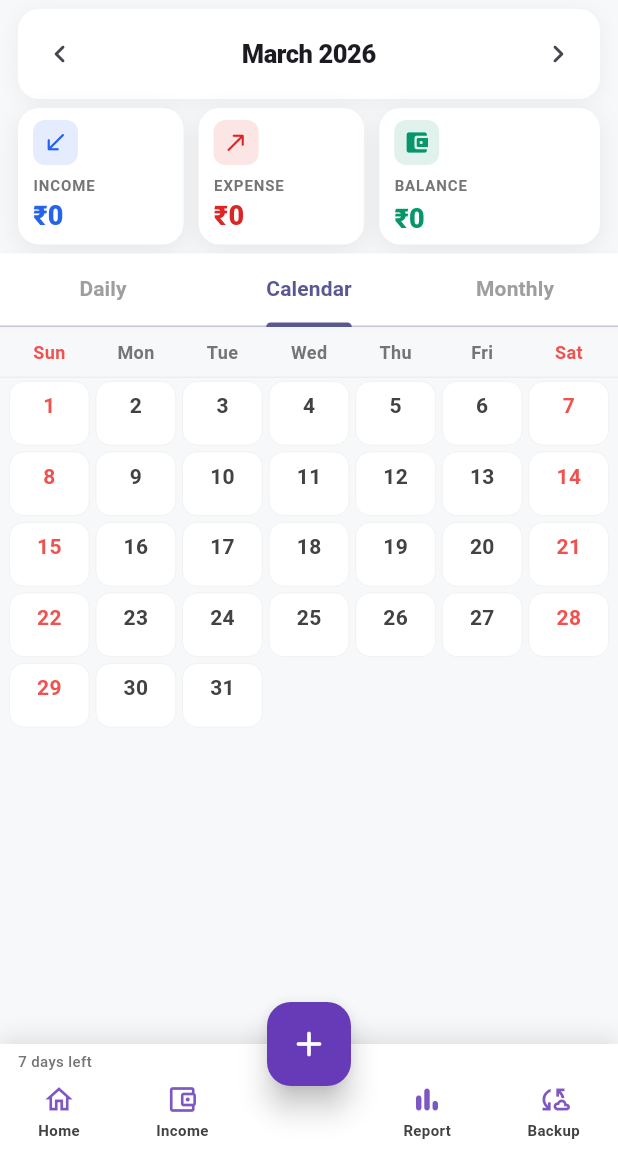
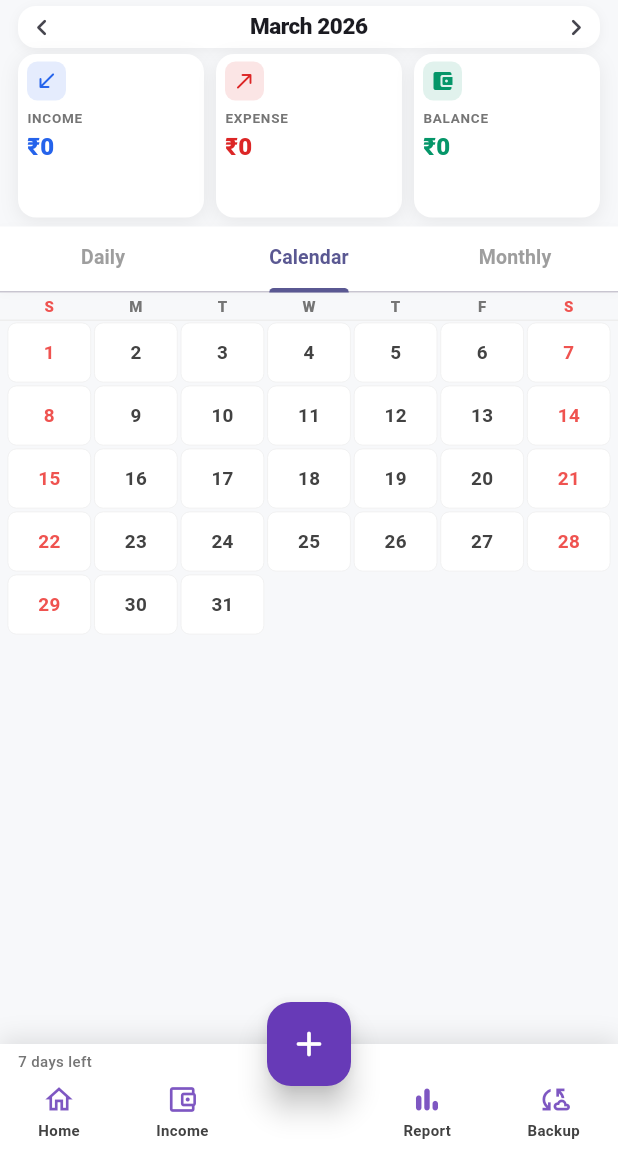
Before and after one commit to shyamww/expense_tracker, a Flutter app: the screen it shows after launch, tab 2 chosen, after a tap on the "chevron left" icon, on a phone screen of 412 x 824 dp, the part 84-1236 px from its top. Run offline on Flutter 3.47's test engine with Material 3 defaults, Android fonts, the phone set to English and light mode, and no system bars; our stand-ins replace file_picker, fl_chart, flutter_local_notifications, flutter_timezone, share_plus, shared_preferences and 2 more; missing offline and left inert: dart:html; accounts and stored records are empty.

Commit message:
main block income expence and balance fixed

```diff
--- a/lib/screens/home_screen.dart
+++ b/lib/screens/home_screen.dart
@@ -123,9 +123,12 @@ class _HomeScreenState extends State<HomeScreen> with SingleTickerProviderStateM
       return;
     }
     setState(() => _selectedMonth = clamped);
-    await context.read<IncomeProvider>().loadIncomeForMonth(
-      DateFormat('yyyy-MM').format(_selectedMonth),
-    );
+    final monthKey = DateFormat('yyyy-MM').format(clamped);
+    // Load income after this frame so PageView / month swipe isn’t fighting DB + notifyListeners on the same frame.
+    WidgetsBinding.instance.addPostFrameCallback((_) {
+      if (!mounted) return;
+      context.read<IncomeProvider>().loadIncomeForMonth(monthKey);
+    });
   }
 
   Future<void> _changeMonth(int delta) async {
@@ -181,45 +184,8 @@ class _HomeScreenState extends State<HomeScreen> with SingleTickerProviderStateM
       body: Column(
         children: [
           Padding(
-            padding: const EdgeInsets.fromLTRB(12, 6, 12, 6),
-            child: Container(
-              padding: const EdgeInsets.symmetric(horizontal: 4, vertical: 6),
-              decoration: BoxDecoration(
-                color: Colors.white,
-                borderRadius: BorderRadius.circular(14),
-                boxShadow: [
-                  BoxShadow(
-                    color: Colors.black.withValues(alpha: 0.05),
-                    blurRadius: 10,
-                    offset: const Offset(0, 2),
-                  ),
-                ],
-              ),
-              child: Row(
-                mainAxisAlignment: MainAxisAlignment.spaceBetween,
-                children: [
-                  IconButton(
-                    icon: const Icon(Icons.chevron_left_rounded),
-                    onPressed: () => _changeMonth(-1),
-                  ),
-                  Text(
-                    DateFormat('MMMM yyyy').format(_selectedMonth),
-                    style: theme.textTheme.titleMedium?.copyWith(
-                      fontWeight: FontWeight.w800,
-                      fontSize: 17,
-                      letterSpacing: -0.3,
-                    ),
-                  ),
-                  IconButton(
-                    icon: Icon(
-                      Icons.chevron_right_rounded,
-                      color: _isCurrentMonth ? Colors.grey.shade300 : null,
-                    ),
-                    onPressed: _isCurrentMonth ? null : () => _changeMonth(1),
-                  ),
-                ],
-              ),
-            ),
+            padding: const EdgeInsets.fromLTRB(12, 4, 12, 4),
+            child: _buildMonthNavigator(theme),
           ),
 
           _buildSummaryCards(
@@ -242,19 +208,22 @@ class _HomeScreenState extends State<HomeScreen> with SingleTickerProviderStateM
                 ),
               ],
             ),
+            child: SizedBox(
+              height: 44,
               child: TabBar(
                 controller: _tabController,
-              labelStyle: const TextStyle(fontWeight: FontWeight.w700, fontSize: 14),
+                labelStyle: const TextStyle(fontWeight: FontWeight.w700, fontSize: 13),
                 unselectedLabelColor: Colors.grey.shade500,
                 labelColor: theme.colorScheme.primary,
                 indicatorColor: theme.colorScheme.primary,
-              indicatorWeight: 3,
+                indicatorWeight: 2.5,
                 onTap: _onTabDoubleTap,
                 tabs: const [
                   Tab(text: 'Daily'),
                   Tab(text: 'Calendar'),
                   Tab(text: 'Monthly'),
                 ],
+              ),
             ),
           ),
 
@@ -375,6 +344,58 @@ class _HomeScreenState extends State<HomeScreen> with SingleTickerProviderStateM
     );
   }
 
+  /// Slim month strip (all tabs) — less vertical padding under the app bar.
+  Widget _buildMonthNavigator(ThemeData theme) {
+    final monthStyle = theme.textTheme.titleMedium?.copyWith(
+      fontWeight: FontWeight.w800,
+      fontSize: 15,
+      letterSpacing: -0.3,
+    );
+    final btnStyle = IconButton.styleFrom(
+      tapTargetSize: MaterialTapTargetSize.shrinkWrap,
+      minimumSize: const Size(36, 34),
+      padding: EdgeInsets.zero,
+      visualDensity: VisualDensity.compact,
+    );
+    return Container(
+      padding: const EdgeInsets.symmetric(horizontal: 2, vertical: 1),
+      decoration: BoxDecoration(
+        color: Colors.white,
+        borderRadius: BorderRadius.circular(12),
+        boxShadow: [
+          BoxShadow(
+            color: Colors.black.withValues(alpha: 0.05),
+            blurRadius: 6,
+            offset: const Offset(0, 2),
+          ),
+        ],
+      ),
+      child: Row(
+        mainAxisAlignment: MainAxisAlignment.spaceBetween,
+        children: [
+          IconButton(
+            style: btnStyle,
+            icon: const Icon(Icons.chevron_left_rounded, size: 22),
+            onPressed: () => _changeMonth(-1),
+          ),
+          Text(
+            DateFormat('MMMM yyyy').format(_selectedMonth),
+            style: monthStyle,
+          ),
+          IconButton(
+            style: btnStyle,
+            icon: Icon(
+              Icons.chevron_right_rounded,
+              size: 22,
+              color: _isCurrentMonth ? Colors.grey.shade300 : null,
+            ),
+            onPressed: _isCurrentMonth ? null : () => _changeMonth(1),
+          ),
+        ],
+      ),
+    );
+  }
+
   Widget _buildSummaryCards({
     required double carryForward,
     required double income,
@@ -383,12 +404,10 @@ class _HomeScreenState extends State<HomeScreen> with SingleTickerProviderStateM
   }) {
     return Padding(
       padding: const EdgeInsets.symmetric(horizontal: 12),
-      child: IntrinsicHeight(
       child: Row(
-          crossAxisAlignment: CrossAxisAlignment.stretch,
+        crossAxisAlignment: CrossAxisAlignment.start,
         children: [
           Expanded(
-              flex: 3,
             child: _FintechSummaryCard(
               label: 'Income',
               value: income,
@@ -396,9 +415,8 @@ class _HomeScreenState extends State<HomeScreen> with SingleTickerProviderStateM
               icon: Icons.south_west_rounded,
             ),
           ),
-            const SizedBox(width: 10),
+          const SizedBox(width: 8),
           Expanded(
-              flex: 3,
             child: _FintechSummaryCard(
               label: 'Expense',
               value: spent,
@@ -406,16 +424,14 @@ class _HomeScreenState extends State<HomeScreen> with SingleTickerProviderStateM
               icon: Icons.north_east_rounded,
             ),
           ),
-            const SizedBox(width: 10),
+          const SizedBox(width: 8),
           Expanded(
-              flex: 4,
             child: _BalanceSummaryCard(
               carryForward: carryForward,
               balance: total,
             ),
           ),
         ],
-        ),
       ),
     );
   }
@@ -582,6 +598,9 @@ class _HomeScreenState extends State<HomeScreen> with SingleTickerProviderStateM
   }
 }
 
+/// Reserved under the main amount so Income / Expense / Balance cards stay one height.
+const double _kSummaryFooterSlotHeight = 30;
+
 class _BalanceSummaryCard extends StatelessWidget {
   final double carryForward;
   final double balance;
@@ -601,15 +620,15 @@ class _BalanceSummaryCard extends StatelessWidget {
         : const Color(0xFFFFEDD5).withValues(alpha: 0.7);
 
     return Container(
-      padding: const EdgeInsets.symmetric(vertical: 8, horizontal: 10),
+      padding: const EdgeInsets.symmetric(vertical: 5, horizontal: 6),
       decoration: BoxDecoration(
         color: Colors.white,
-        borderRadius: BorderRadius.circular(14),
+        borderRadius: BorderRadius.circular(12),
         boxShadow: [
           BoxShadow(
             color: Colors.black.withValues(alpha: 0.07),
-            blurRadius: 14,
-            offset: const Offset(0, 4),
+            blurRadius: 10,
+            offset: const Offset(0, 3),
           ),
         ],
       ),
@@ -617,38 +636,40 @@ class _BalanceSummaryCard extends StatelessWidget {
         crossAxisAlignment: CrossAxisAlignment.start,
         children: [
           Container(
-            padding: const EdgeInsets.all(6),
+            padding: const EdgeInsets.all(5),
             decoration: BoxDecoration(
               color: accent.withValues(alpha: 0.12),
-              borderRadius: BorderRadius.circular(8),
+              borderRadius: BorderRadius.circular(7),
             ),
-            child: Icon(Icons.account_balance_wallet_rounded, size: 18, color: accent),
+            child: Icon(Icons.account_balance_wallet_rounded, size: 16, color: accent),
           ),
-          const SizedBox(height: 6),
+          const SizedBox(height: 5),
           Text(
             'BALANCE',
             style: TextStyle(
-              fontSize: 10,
+              fontSize: 9,
               fontWeight: FontWeight.w700,
               color: Colors.grey.shade600,
-              letterSpacing: 0.6,
+              letterSpacing: 0.5,
             ),
           ),
-          const SizedBox(height: 6),
+          const SizedBox(height: 4),
           Text(
             '₹${balance.toStringAsFixed(0)}',
             style: TextStyle(
-              fontSize: 18,
+              fontSize: 16,
               fontWeight: FontWeight.w800,
               color: accent,
               height: 1.05,
             ),
           ),
-          if (hasCarry) ...[
-            const SizedBox(height: 5),
-            Container(
+          const SizedBox(height: 4),
+          SizedBox(
+            height: _kSummaryFooterSlotHeight,
             width: double.infinity,
-              padding: const EdgeInsets.symmetric(horizontal: 6, vertical: 4),
+            child: hasCarry
+                ? Container(
+                    padding: const EdgeInsets.symmetric(horizontal: 4, vertical: 2),
                     decoration: BoxDecoration(
                       color: carryBg,
                       borderRadius: BorderRadius.circular(6),
@@ -656,8 +677,8 @@ class _BalanceSummaryCard extends StatelessWidget {
                     ),
                     child: Row(
                       children: [
-                  Icon(Icons.swap_horiz_rounded, size: 12, color: carryColor),
-                  const SizedBox(width: 4),
+                        Icon(Icons.swap_horiz_rounded, size: 11, color: carryColor),
+                        const SizedBox(width: 3),
                         Expanded(
                           child: Text(
                             'Carry forward',
@@ -667,20 +688,23 @@ class _BalanceSummaryCard extends StatelessWidget {
                               color: Colors.grey.shade700,
                               height: 1.05,
                             ),
+                            maxLines: 1,
+                            overflow: TextOverflow.ellipsis,
                           ),
                         ),
                         Text(
                           '₹${carryForward.toStringAsFixed(0)}',
                           style: TextStyle(
-                      fontSize: 10,
+                            fontSize: 9,
                             fontWeight: FontWeight.w800,
                             color: carryColor,
                           ),
                         ),
                       ],
                     ),
+                  )
+                : const SizedBox.shrink(),
           ),
-          ],
         ],
       ),
     );
@@ -703,15 +727,15 @@ class _FintechSummaryCard extends StatelessWidget {
   @override
   Widget build(BuildContext context) {
     return Container(
-      padding: const EdgeInsets.symmetric(vertical: 8, horizontal: 10),
+      padding: const EdgeInsets.symmetric(vertical: 5, horizontal: 6),
       decoration: BoxDecoration(
         color: Colors.white,
-        borderRadius: BorderRadius.circular(14),
+        borderRadius: BorderRadius.circular(12),
         boxShadow: [
           BoxShadow(
             color: Colors.black.withValues(alpha: 0.07),
-            blurRadius: 14,
-            offset: const Offset(0, 4),
+            blurRadius: 10,
+            offset: const Offset(0, 3),
           ),
         ],
       ),
@@ -719,33 +743,35 @@ class _FintechSummaryCard extends StatelessWidget {
         crossAxisAlignment: CrossAxisAlignment.start,
         children: [
           Container(
-            padding: const EdgeInsets.all(6),
+            padding: const EdgeInsets.all(5),
             decoration: BoxDecoration(
               color: accent.withValues(alpha: 0.12),
-              borderRadius: BorderRadius.circular(8),
+              borderRadius: BorderRadius.circular(7),
             ),
-            child: Icon(icon, size: 18, color: accent),
+            child: Icon(icon, size: 16, color: accent),
           ),
-          const SizedBox(height: 6),
+          const SizedBox(height: 5),
           Text(
             label.toUpperCase(),
             style: TextStyle(
-              fontSize: 10,
+              fontSize: 9,
               fontWeight: FontWeight.w700,
               color: Colors.grey.shade600,
-              letterSpacing: 0.6,
+              letterSpacing: 0.5,
             ),
           ),
           const SizedBox(height: 4),
           Text(
             '₹${value.toStringAsFixed(0)}',
             style: TextStyle(
-              fontSize: 18,
+              fontSize: 16,
               fontWeight: FontWeight.w800,
               color: accent,
               height: 1.05,
             ),
           ),
+          const SizedBox(height: 4),
+          const SizedBox(height: _kSummaryFooterSlotHeight),
         ],
       ),
     );
--- a/lib/widgets/calendar_view.dart
+++ b/lib/widgets/calendar_view.dart
@@ -79,27 +79,34 @@ class _CalendarViewState extends State<CalendarView> {
     return Column(
       children: [
         Padding(
-          padding: const EdgeInsets.symmetric(horizontal: 4, vertical: 8),
+          padding: const EdgeInsets.fromLTRB(4, 2, 4, 2),
           child: Row(
-            children: ['Sun', 'Mon', 'Tue', 'Wed', 'Thu', 'Fri', 'Sat']
-                .map((d) => Expanded(
+            children: ['S', 'M', 'T', 'W', 'T', 'F', 'S']
+                .asMap()
+                .entries
+                .map((e) {
+                  final i = e.key;
+                  final d = e.value;
+                  final weekend = i == 0 || i == 6;
+                  return Expanded(
                     child: Center(
                       child: Text(
                         d,
                         style: TextStyle(
-                            fontSize: 12,
-                            fontWeight: FontWeight.w700,
-                            color: d == 'Sun' || d == 'Sat'
+                          fontSize: 10,
+                          fontWeight: FontWeight.w800,
+                          color: weekend
                               ? Colors.red.shade400
                               : Colors.grey.shade600,
                         ),
                       ),
                     ),
-                    ))
+                  );
+                })
                 .toList(),
           ),
         ),
-        Divider(height: 1, color: Colors.grey.shade200),
+        Divider(height: 1, thickness: 1, color: Colors.grey.shade200),
         Expanded(
           child: PageView.builder(
             controller: _pageController,
@@ -110,7 +117,9 @@ class _CalendarViewState extends State<CalendarView> {
             },
             itemBuilder: (context, page) {
               final month = _monthFromPageIndex(page);
-              return _buildMonthGrid(context, month);
+              return RepaintBoundary(
+                child: _buildMonthGrid(context, month),
+              );
             },
           ),
         ),
@@ -121,6 +130,10 @@ class _CalendarViewState extends State<CalendarView> {
   Widget _buildMonthGrid(BuildContext context, DateTime month) {
     final monthPrefix = DateFormat('yyyy-MM').format(month);
     final dailyTotals = _computeDailyTotals(monthPrefix);
+    final datesWithExpense = <String>{};
+    for (final e in widget.expenses) {
+      if (e.date.startsWith(monthPrefix)) datesWithExpense.add(e.date);
+    }
 
     final firstDay = DateTime(month.year, month.month, 1);
     final daysInMonth = DateTime(month.year, month.month + 1, 0).day;
@@ -128,18 +141,35 @@ class _CalendarViewState extends State<CalendarView> {
     final totalCells = startWeekday + daysInMonth;
     final rowCount = ((totalCells) / 7).ceil();
 
-    return ListView.builder(
-      padding: const EdgeInsets.fromLTRB(4, 0, 4, 60),
-      itemCount: rowCount,
-      itemBuilder: (context, rowIndex) {
-        return _buildWeekRow(
+    // Cap row height so day cells stay compact; extra space sits below the grid (same summary on all tabs).
+    return LayoutBuilder(
+      builder: (context, constraints) {
+        const maxRow = 42.0;
+        const padBottom = 4.0;
+        final innerH = (constraints.maxHeight - padBottom).clamp(0.0, double.infinity);
+        final perRow = rowCount > 0 ? innerH / rowCount : 0.0;
+        final rowH = perRow > maxRow ? maxRow : perRow;
+        final slack = (innerH - rowH * rowCount).clamp(0.0, double.infinity);
+
+        return Padding(
+          padding: EdgeInsets.fromLTRB(4, 0, 4, padBottom + slack),
+          child: Column(
+            children: [
+              for (var rowIndex = 0; rowIndex < rowCount; rowIndex++)
+                SizedBox(
+                  height: rowH,
+                  child: _buildWeekRow(
                     context,
                     rowIndex,
                     startWeekday,
                     daysInMonth,
                     dailyTotals,
                     month,
-          widget.expenses,
+                    datesWithExpense,
+                  ),
+                ),
+            ],
+          ),
         );
       },
     );
@@ -166,15 +196,22 @@ class _CalendarViewState extends State<CalendarView> {
     int daysInMonth,
     Map<String, ({double spent, double received})> dailyTotals,
     DateTime month,
-    List<Expense> expenses,
+    Set<String> datesWithExpense,
   ) {
     final today = DateTime.now();
     final todayStr = DateFormat('yyyy-MM-dd').format(today);
     const selectedFill = Color(0xFFEDE9FE);
     const selectedBorder = Color(0xFF7C3AED);
 
-    return IntrinsicHeight(
-      child: Row(
+    return LayoutBuilder(
+      builder: (context, constraints) {
+        final h = constraints.maxHeight.isFinite ? constraints.maxHeight : 40.0;
+        final dayFont = (h * 0.30).clamp(10.0, 13.0);
+        final amtFont = (h * 0.17).clamp(6.5, 8.0);
+        const cellMargin = 1.0;
+        final dotSize = h >= 36 ? 4.0 : 3.0;
+
+        return Row(
           crossAxisAlignment: CrossAxisAlignment.stretch,
           children: List.generate(7, (colIndex) {
           final cellIndex = rowIndex * 7 + colIndex;
@@ -191,7 +228,7 @@ class _CalendarViewState extends State<CalendarView> {
           final isToday = dateStr == todayStr;
           final isWeekend = colIndex == 0 || colIndex == 6;
           final isSelected = _selectedDateStr == dateStr;
-          final hasExpense = expenses.any((e) => e.date == dateStr);
+          final hasExpense = datesWithExpense.contains(dateStr);
 
           Color? cellBg;
           Color borderColor;
@@ -201,7 +238,7 @@ class _CalendarViewState extends State<CalendarView> {
             borderColor = selectedBorder;
             borderWidth = 2;
           } else if (isToday) {
-            cellBg = Theme.of(context).colorScheme.primary.withOpacity(0.1);
+            cellBg = Theme.of(context).colorScheme.primary.withValues(alpha: 0.1);
             borderColor = Theme.of(context).colorScheme.primary;
             borderWidth = 1.5;
           } else {
@@ -216,7 +253,7 @@ class _CalendarViewState extends State<CalendarView> {
               child: InkWell(
                 onTap: () {
                   setState(() => _selectedDateStr = dateStr);
-                  final hasEntry = expenses.any((e) => e.date == dateStr);
+                  final hasEntry = datesWithExpense.contains(dateStr);
                   if (!hasEntry) {
                     ScaffoldMessenger.of(context).showSnackBar(
                       SnackBar(
@@ -235,35 +272,39 @@ class _CalendarViewState extends State<CalendarView> {
                     ),
                   );
                 },
-                borderRadius: BorderRadius.circular(10),
+                borderRadius: BorderRadius.circular(6),
                 child: Container(
-                  margin: const EdgeInsets.all(2),
-                  padding: const EdgeInsets.symmetric(vertical: 6, horizontal: 2),
+                  margin: const EdgeInsets.all(cellMargin),
+                  padding: EdgeInsets.symmetric(
+                    vertical: h >= 34 ? 2 : 1,
+                    horizontal: 0,
+                  ),
                   decoration: BoxDecoration(
                     color: cellBg,
                     border: Border.all(color: borderColor, width: borderWidth),
-                    borderRadius: BorderRadius.circular(10),
+                    borderRadius: BorderRadius.circular(6),
                     boxShadow: isSelected || isToday
                         ? [
                             BoxShadow(
                               color: (isSelected ? selectedBorder : Theme.of(context).colorScheme.primary)
-                                  .withOpacity(0.12),
-                              blurRadius: 6,
-                              offset: const Offset(0, 2),
+                                  .withValues(alpha: 0.1),
+                              blurRadius: 4,
+                              offset: const Offset(0, 1),
                             ),
                           ]
                         : null,
                   ),
                   child: Stack(
-                    alignment: Alignment.center,
+                    fit: StackFit.expand,
                     children: [
-                      Column(
+                      Center(
+                        child: Column(
                           mainAxisSize: MainAxisSize.min,
                           children: [
                             Text(
                               '$dayNum',
                               style: TextStyle(
-                              fontSize: 14,
+                                fontSize: dayFont,
                                 fontWeight: isSelected || isToday ? FontWeight.w800 : FontWeight.w600,
                                 color: isSelected
                                     ? selectedBorder
@@ -276,11 +317,11 @@ class _CalendarViewState extends State<CalendarView> {
                             ),
                             if (totals != null && totals.spent > 0)
                               Padding(
-                              padding: const EdgeInsets.only(top: 2),
+                                padding: const EdgeInsets.only(top: 1),
                                 child: Text(
                                   _formatAmount(totals.spent),
                                   style: TextStyle(
-                                  fontSize: 9,
+                                    fontSize: amtFont,
                                     fontWeight: FontWeight.w700,
                                     color: Colors.red.shade600,
                                   ),
@@ -294,7 +335,7 @@ class _CalendarViewState extends State<CalendarView> {
                                 child: Text(
                                   _formatAmount(totals.received),
                                   style: TextStyle(
-                                  fontSize: 9,
+                                    fontSize: amtFont,
                                     fontWeight: FontWeight.w700,
                                     color: Colors.green.shade700,
                                   ),
@@ -302,18 +343,22 @@ class _CalendarViewState extends State<CalendarView> {
                                   overflow: TextOverflow.ellipsis,
                                 ),
                               ),
-                          const SizedBox(height: 10),
                           ],
+                        ),
                       ),
                       if (hasExpense)
                         Positioned(
-                          bottom: 4,
+                          bottom: 2,
+                          left: 0,
+                          right: 0,
+                          child: Center(
                             child: Container(
-                            width: 6,
-                            height: 6,
+                              width: dotSize,
+                              height: dotSize,
                               decoration: const BoxDecoration(
                                 color: Color(0xFFDC2626),
                                 shape: BoxShape.circle,
+                              ),
                             ),
                           ),
                         ),
@@ -324,7 +369,8 @@ class _CalendarViewState extends State<CalendarView> {
             ),
           );
           }),
-      ),
+        );
+      },
     );
   }
 
```
Also changed, not shown: 1 other file. Lines whose indentation alone changed are shown as unchanged.
